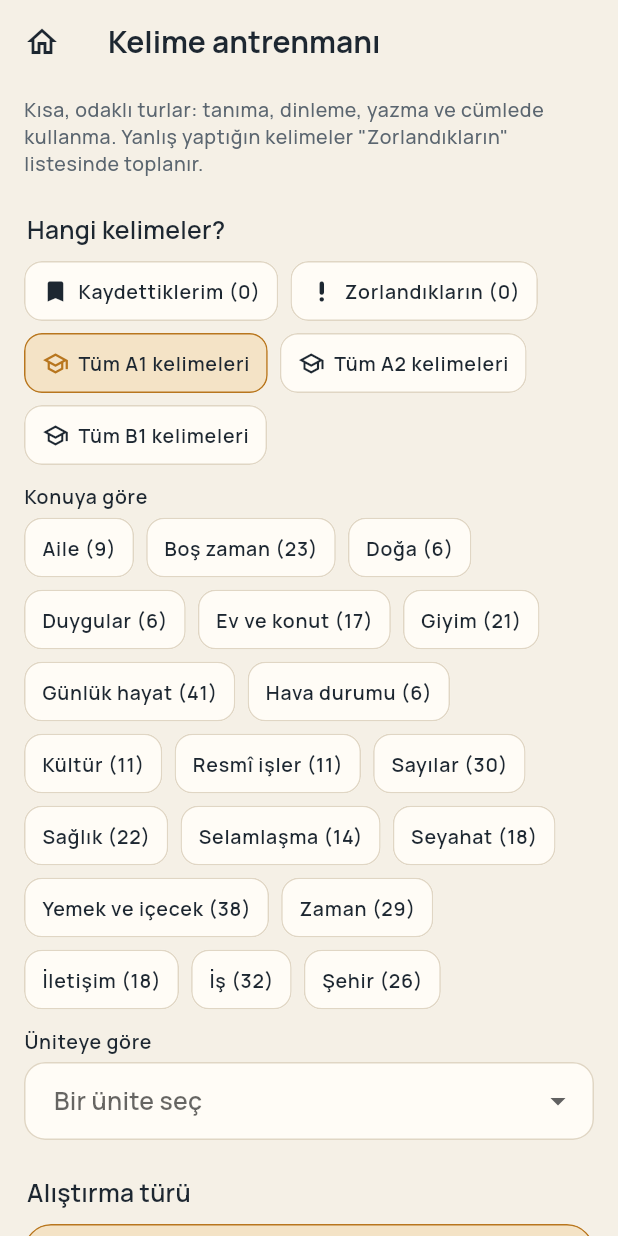
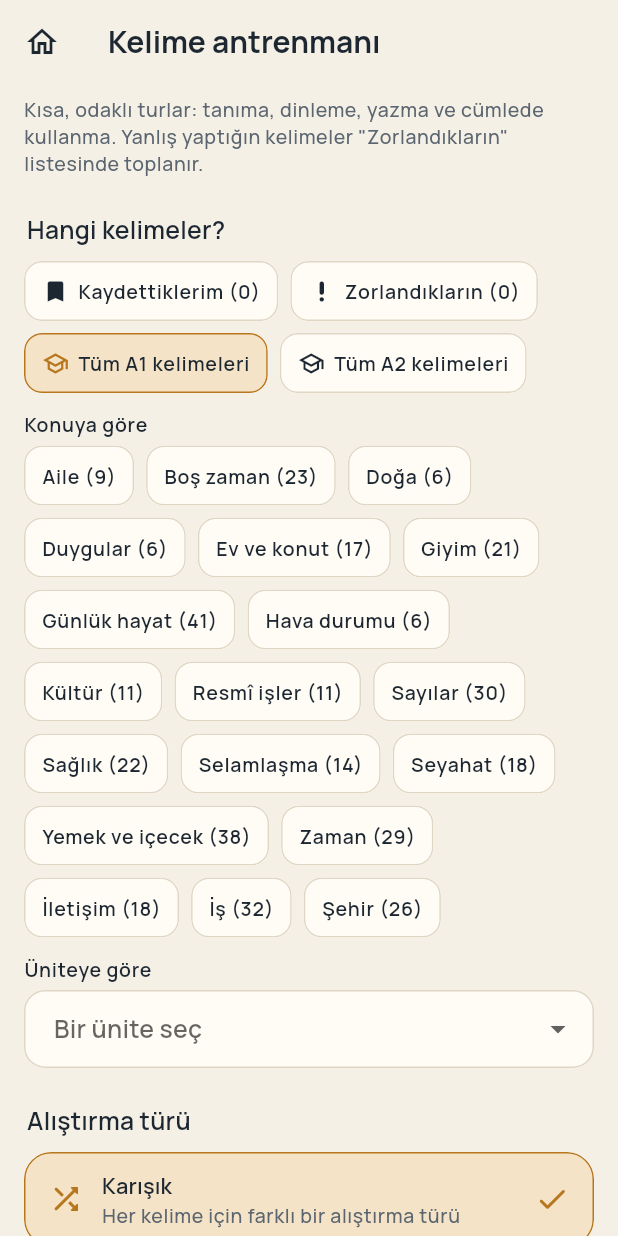
Before and after one commit to Yusufozdemir3/Deutschap, a Flutter app: the DrillScreen screen opened by its route, on a phone screen of 412 x 824 dp. Run offline on Flutter 3.47's test engine with Material 3 defaults, Android fonts, the phone set to English and light mode, and no system bars; our stand-ins replace flutter_riverpod, flutter_tts, go_router, sqflite, sqflite_common_ffi, sqflite_common_ffi_web; accounts and stored records are empty.

Commit message:
Shuffle answer options for display (stable per question); full-width match tiles; hide drill levels with too few words; back button on listening

```diff
--- a/lib/features/drill/presentation/drill_screen.dart
+++ b/lib/features/drill/presentation/drill_screen.dart
@@ -68,7 +68,11 @@ class _DrillScreenState extends ConsumerState<DrillScreen> {
         if (drillTagLabels.containsKey(t)) tags[t] = (tags[t] ?? 0) + 1;
       }
     }
-    final levels = {for (final l in content.lexicon.all) l.cefr}.toList()..sort();
+    final perLevel = <String, int>{};
+    for (final l in content.lexicon.all) {
+      perLevel[l.cefr] = (perLevel[l.cefr] ?? 0) + 1;
+    }
+    final levels = [for (final e in perLevel.entries) if (e.value >= 4) e.key]..sort();
 
     Widget sourceTag(String id, String label, {IconData? icon, int? count}) => Tag(
           count == null ? label : '$label ($count)',
--- a/lib/features/listening/presentation/listening_screen.dart
+++ b/lib/features/listening/presentation/listening_screen.dart
@@ -115,7 +115,7 @@ class _ListeningScreenState extends ConsumerState<ListeningScreen> {
     final source = SourceContext(type: SourceType.reading, sourceId: 'listen:${t.id}', title: t.title);
     final allAnswered = _answers.length == t.questions.length;
     return Scaffold(
-      appBar: AppBar(title: Text(t.title, style: context.text.titleMedium!.copyWith(fontFamily: 'Literata'), overflow: TextOverflow.ellipsis)),
+      appBar: AppBar(leading: const BackOrHomeButton(), title: Text(t.title, style: context.text.titleMedium!.copyWith(fontFamily: 'Literata'), overflow: TextOverflow.ellipsis)),
       body: ListView(
         padding: pagePadding,
         children: [
@@ -236,7 +236,7 @@ class _ListeningScreenState extends ConsumerState<ListeningScreen> {
         child: Column(crossAxisAlignment: CrossAxisAlignment.stretch, children: [
           Text(q.questionTr, style: context.text.titleSmall),
           const SizedBox(height: 8),
-          for (var i = 0; i < q.options.length; i++)
+          for (final i in optionOrder(q.options.length, '${t.id}#$qi'))
             Padding(
               padding: const EdgeInsets.only(bottom: 6),
               child: AppCard(
--- a/lib/features/reading/presentation/reader_screen.dart
+++ b/lib/features/reading/presentation/reader_screen.dart
@@ -203,7 +203,7 @@ class _ReaderScreenState extends ConsumerState<ReaderScreen> {
       child: Column(crossAxisAlignment: CrossAxisAlignment.stretch, children: [
         Text(q.questionTr, style: context.text.titleSmall),
         const SizedBox(height: 8),
-        for (var i = 0; i < q.options.length; i++)
+        for (final i in optionOrder(q.options.length, '${r.id}#$_q'))
           Padding(
             padding: const EdgeInsets.only(bottom: 6),
             child: AppCard(
```
Also changed, not shown: lib/features/lesson/presentation/step_views.dart (+6 -4 lines), lib/features/stories/presentation/episode_recap.dart (+1 -1 lines), lib/ui/widgets.dart (+12 -0 lines), 1 other file.
